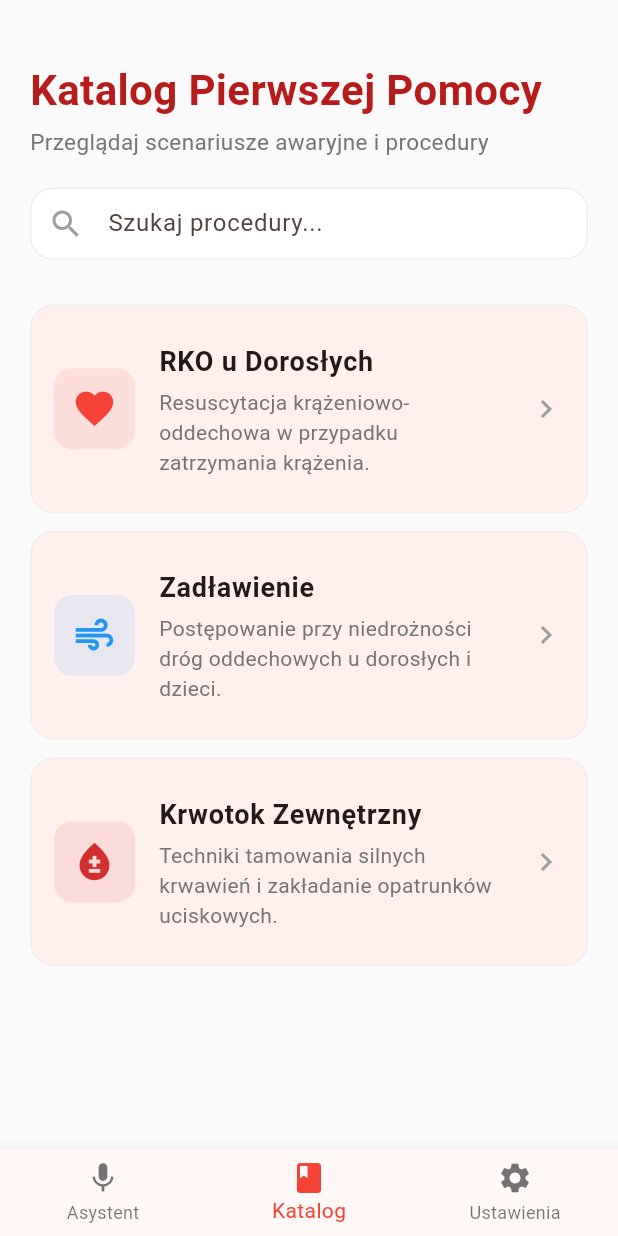
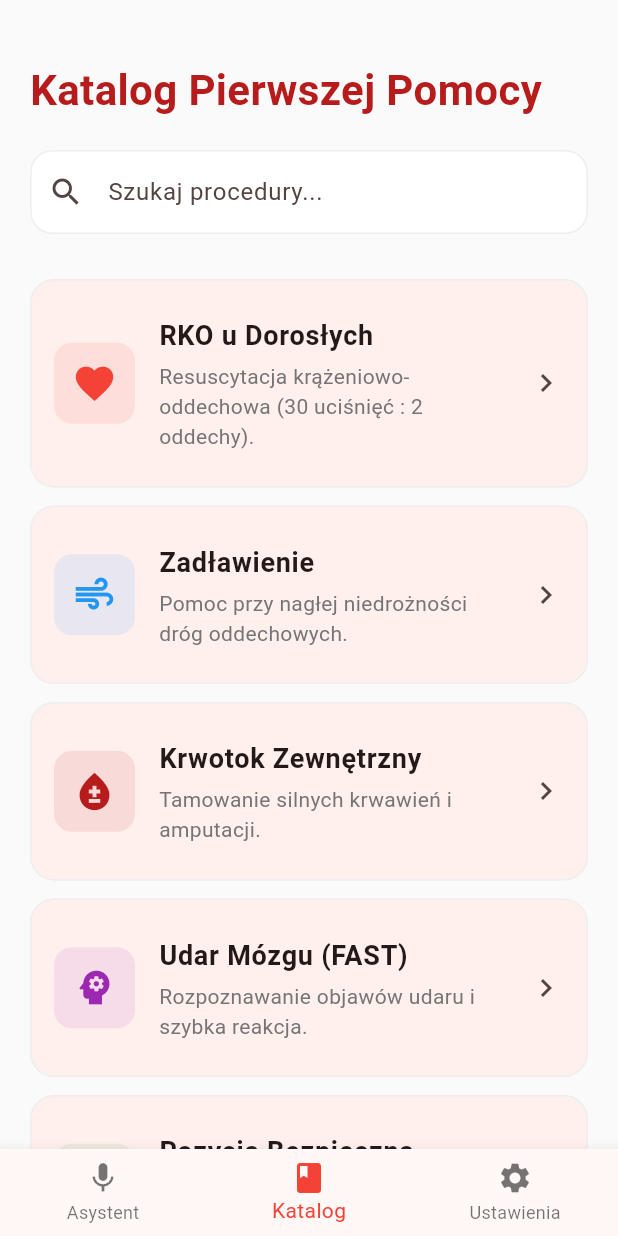
Before and after one commit to M1ch4lx/first-aid-assistant-app, a Flutter app: the screen it shows after launch, item 2 of the bottom bar chosen, on a phone screen of 412 x 824 dp. Run offline on Flutter 3.47's test engine with Material 3 defaults, Android fonts, the phone set to English and light mode, and no system bars; our stand-ins replace audioplayers, flutter_tts, geocoding, geolocator, speech_to_text; network calls fail.

Commit message:
improved app

```diff
--- a/first_aid_assistant_app/lib/catalog_tab.dart
+++ b/first_aid_assistant_app/lib/catalog_tab.dart
@@ -1,8 +1,104 @@
 import 'package:flutter/material.dart';
 import 'procedure_detail_screen.dart';
+import 'models/procedure.dart';
 
-class CatalogTab extends StatelessWidget {
+class CatalogTab extends StatefulWidget {
   const CatalogTab({super.key});
+
+  @override
+  State<CatalogTab> createState() => _CatalogTabState();
+}
+
+class _CatalogTabState extends State<CatalogTab> {
+  final List<Procedure> _allProcedures = [
+    Procedure(
+      title: 'RKO u Dorosłych',
+      description: 'Resuscytacja krążeniowo-oddechowa (30 uciśnięć : 2 oddechy).',
+      icon: Icons.favorite,
+      color: Colors.red,
+      warnings: ['Upewnij się, że miejsce jest bezpieczne.', 'Zadzwoń pod 112/999.'],
+      steps: [
+        'Sprawdź przytomność (potrząśnij za ramiona).',
+        'Udrożnij drogi oddechowe (odchyl głowę do tyłu).',
+        'Sprawdź oddech (patrz, słuchaj, wyczuwaj przez 10 sek).',
+        'Jeśli nie oddycha, wykonaj 30 mocnych uciśnięć klatki piersiowej.',
+        'Wykonaj 2 oddechy ratownicze (jeśli potrafisz).',
+        'Kontynuuj do przyjazdu pogotowia lub użycia AED.'
+      ],
+    ),
+    Procedure(
+      title: 'Zadławienie',
+      description: 'Pomoc przy nagłej niedrożności dróg oddechowych.',
+      icon: Icons.air,
+      color: Colors.blue,
+      warnings: ['Nie uderzaj w plecy, gdy osoba kaszle efektywnie.', 'Rękoczyn Heimlicha tylko u przytomnych.'],
+      steps: [
+        'Zachęcaj do kaszlu.',
+        'Wykonaj 5 mocnych uderzeń w okolicę międzyłopatkową.',
+        'Jeśli nie pomogło, wykonaj 5 uciśnięć nadbrzusza (Rękoczyn Heimlicha).',
+        'Powtarzaj cykl 5:5 do skutku.',
+        'Jeśli straci przytomność, zacznij RKO.'
+      ],
+    ),
+    Procedure(
+      title: 'Krwotok Zewnętrzny',
+      description: 'Tamowanie silnych krwawień i amputacji.',
+      icon: Icons.bloodtype,
+      color: Colors.red.shade900,
+      warnings: ['Zawsze zakładaj rękawiczki.', 'Nie usuwaj ciał obcych z rany.'],
+      steps: [
+        'Zastosuj bezpośredni ucisk palcami lub dłonią (przez gazę).',
+        'Załóż opatrunek uciskowy (kilka warstw gazy i bandaż).',
+        'Jeśli przesiąka, nie zdejmuj – dołóż kolejną warstwę.',
+        'Unieś kończynę powyżej poziomu serca.',
+        'W skrajnych przypadkach (amputacja) użyj stazy taktycznej.'
+      ],
+    ),
+    Procedure(
+      title: 'Udar Mózgu (FAST)',
+      description: 'Rozpoznawanie objawów udaru i szybka reakcja.',
+      icon: Icons.psychology,
+      color: Colors.purple,
+      warnings: ['Liczy się każda minuta (czas to mózg).', 'Nie podawaj nic do picia ani jedzenia.'],
+      steps: [
+        'F (Face) - Poproś o uśmiech (sprawdź czy opada kącik ust).',
+        'A (Arms) - Poproś o podniesienie obu rąk (sprawdź czy jedna opada).',
+        'S (Speech) - Poproś o powtórzenie prostego zdania (sprawdź czy mowa jest bełkotliwa).',
+        'T (Time) - Jeśli widzisz któryś z objawów, natychmiast dzwoń pod 112.'
+      ],
+    ),
+    Procedure(
+      title: 'Pozycja Bezpieczna',
+      description: 'Dla osób nieprzytomnych, ale oddychających.',
+      icon: Icons.person_pin,
+      color: Colors.green,
+      warnings: ['Nie stosuj przy podejrzeniu urazu kręgosłupa (chyba że konieczne).', 'Monitoruj oddech co minutę.'],
+      steps: [
+        'Ułóż rękę bliższą Tobie pod kątem prostym do ciała.',
+        'Drugą rękę włóż pod policzek poszkodowanego.',
+        'Zegnij dalszą nogę w kolanie i pociągnij za nią, obracając osobę na bok.',
+        'Odchyl lekko głowę do tyłu (drożność).',
+      ],
+    ),
+  ];
+
+  List<Procedure> _filteredProcedures = [];
+  final TextEditingController _searchController = TextEditingController();
+
+  @override
+  void initState() {
+    super.initState();
+    _filteredProcedures = _allProcedures;
+  }
+
+  void _filterProcedures(String query) {
+    setState(() {
+      _filteredProcedures = _allProcedures
+          .where((p) => p.title.toLowerCase().contains(query.toLowerCase()) ||
+                       p.description.toLowerCase().contains(query.toLowerCase()))
+          .toList();
+    });
+  }
 
   @override
   Widget build(BuildContext context) {
@@ -10,47 +106,27 @@ class CatalogTab extends StatelessWidget {
       backgroundColor: Colors.grey.shade50,
       body: CustomScrollView(
         slivers: [
-          // Nagłówek i wyszukiwarka
           SliverToBoxAdapter(
             child: Padding(
               padding: const EdgeInsets.fromLTRB(20, 40, 20, 10),
               child: Column(
                 crossAxisAlignment: CrossAxisAlignment.start,
                 children: [
-                  Text(
-                    'Katalog Pierwszej Pomocy',
-                    style: TextStyle(
-                      fontSize: 28,
-                      fontWeight: FontWeight.bold,
-                      color: Colors.red.shade900,
-                    ),
-                  ),
-                  const SizedBox(height: 4),
-                  Text(
-                    'Przeglądaj scenariusze awaryjne i procedury',
-                    style: TextStyle(
-                      fontSize: 15,
-                      color: Colors.grey.shade600,
-                    ),
-                  ),
+                  Text('Katalog Pierwszej Pomocy',
+                    style: TextStyle(fontSize: 28, fontWeight: FontWeight.bold, color: Colors.red.shade900)),
                   const SizedBox(height: 20),
 
-                  // Pasek wyszukiwania
+                  // DZIAŁAJĄCA WYSZUKIWARKA
                   TextField(
+                    controller: _searchController,
+                    onChanged: _filterProcedures,
                     decoration: InputDecoration(
                       hintText: 'Szukaj procedury...',
-                      prefixIcon: const Icon(Icons.search, color: Colors.grey),
+                      prefixIcon: const Icon(Icons.search),
                       filled: true,
                       fillColor: Colors.white,
-                      contentPadding: const EdgeInsets.symmetric(vertical: 0),
-                      border: OutlineInputBorder(
-                        borderRadius: BorderRadius.circular(15),
-                        borderSide: BorderSide(color: Colors.grey.shade200),
-                      ),
-                      enabledBorder: OutlineInputBorder(
-                        borderRadius: BorderRadius.circular(15),
-                        borderSide: BorderSide(color: Colors.grey.shade200),
-                      ),
+                      border: OutlineInputBorder(borderRadius: BorderRadius.circular(15), borderSide: BorderSide.none),
+                      enabledBorder: OutlineInputBorder(borderRadius: BorderRadius.circular(15), borderSide: BorderSide(color: Colors.grey.shade200)),
                     ),
                   ),
                   const SizedBox(height: 20),
@@ -59,33 +135,16 @@ class CatalogTab extends StatelessWidget {
             ),
           ),
 
-          // Lista procedur (Mockup)
           SliverPadding(
             padding: const EdgeInsets.symmetric(horizontal: 20),
             sliver: SliverList(
-              delegate: SliverChildListDelegate([
-                _buildProcedureCard(
-                  context,
-                  title: 'RKO u Dorosłych',
-                  description: 'Resuscytacja krążeniowo-oddechowa w przypadku zatrzymania krążenia.',
-                  icon: Icons.favorite,
-                  color: Colors.red,
-                ),
-                _buildProcedureCard(
-                  context,
-                  title: 'Zadławienie',
-                  description: 'Postępowanie przy niedrożności dróg oddechowych u dorosłych i dzieci.',
-                  icon: Icons.air,
-                  color: Colors.blue,
-                ),
-                _buildProcedureCard(
-                  context,
-                  title: 'Krwotok Zewnętrzny',
-                  description: 'Techniki tamowania silnych krwawień i zakładanie opatrunków uciskowych.',
-                  icon: Icons.bloodtype,
-                  color: Colors.red.shade700,
-                ),
-              ]),
+              delegate: SliverChildBuilderDelegate(
+                (context, index) {
+                  final proc = _filteredProcedures[index];
+                  return _buildProcedureCard(context, procedure: proc);
+                },
+                childCount: _filteredProcedures.length,
+              ),
             ),
           ),
         ],
@@ -93,48 +152,33 @@ class CatalogTab extends StatelessWidget {
     );
   }
 
-  // Funkcja pomocnicza do budowania kart
-  Widget _buildProcedureCard(BuildContext context,
-      {required String title, required String description, required IconData icon, required Color color}) {
+  Widget _buildProcedureCard(BuildContext context, {required Procedure procedure}) {
     return Card(
       elevation: 0,
       margin: const EdgeInsets.only(bottom: 12),
-      shape: RoundedRectangleBorder(
-        borderRadius: BorderRadius.circular(16),
-        side: BorderSide(color: Colors.grey.shade200),
-      ),
+      shape: RoundedRectangleBorder(borderRadius: BorderRadius.circular(16), side: BorderSide(color: Colors.grey.shade200)),
       child: ListTile(
         contentPadding: const EdgeInsets.all(16),
         leading: Container(
           padding: const EdgeInsets.all(12),
-          decoration: BoxDecoration(
-            color: color.withOpacity(0.1),
-            borderRadius: BorderRadius.circular(12),
-          ),
-          child: Icon(icon, color: color, size: 30),
+          decoration: BoxDecoration(color: procedure.color.withOpacity(0.1), borderRadius: BorderRadius.circular(12)),
+          child: Icon(procedure.icon, color: procedure.color, size: 30),
         ),
-        title: Text(
-          title,
-          style: const TextStyle(
-            fontWeight: FontWeight.bold,
-            fontSize: 18,
-          ),
-        ),
+        title: Text(procedure.title, style: const TextStyle(fontWeight: FontWeight.bold, fontSize: 18)),
         subtitle: Padding(
           padding: const EdgeInsets.only(top: 4.0),
-          child: Text(
-            description,
-            style: TextStyle(color: Colors.grey.shade600, fontSize: 14),
-          ),
+          child: Text(procedure.description, style: TextStyle(color: Colors.grey.shade600, fontSize: 14)),
         ),
-        trailing: const Icon(Icons.chevron_right, color: Colors.grey),
+        trailing: const Icon(Icons.chevron_right),
         onTap: () {
           Navigator.push(
             context,
             MaterialPageRoute(
               builder: (context) => ProcedureDetailScreen(
-                title: title,
-                description: description,
+                title: procedure.title,
+                description: procedure.description,
+                warnings: procedure.warnings,
+                steps: procedure.steps,
               ),
             ),
           );
--- a/first_aid_assistant_app/lib/home_screen.dart
+++ b/first_aid_assistant_app/lib/home_screen.dart
@@ -13,7 +13,6 @@ class HomeScreen extends StatefulWidget {
 class _HomeScreenState extends State<HomeScreen> {
   int _selectedIndex = 0;
 
-  // Lista widoków dla każdej zakładki
   static const List<Widget> _widgetOptions = <Widget>[
     AssistantTab(),
     CatalogTab(),
--- /dev/null
+++ b/first_aid_assistant_app/lib/models/procedure.dart
@@ -0,0 +1,19 @@
+import 'package:flutter/material.dart';
+
+class Procedure {
+  final String title;
+  final String description;
+  final IconData icon;
+  final Color color;
+  final List<String> warnings;
+  final List<String> steps;
+
+  Procedure({
+    required this.title,
+    required this.description,
+    required this.icon,
+    required this.color,
+    required this.warnings,
+    required this.steps,
+  });
+}
--- a/first_aid_assistant_app/pubspec.yaml
+++ b/first_aid_assistant_app/pubspec.yaml
@@ -44,6 +44,7 @@ dependencies:
   path_provider: ^2.1.5
   http: ^1.6.0
   speech_to_text: ^7.3.0
+  audioplayers: ^6.5.1
 
 dev_dependencies:
   flutter_test:
@@ -72,7 +73,7 @@ flutter:
   #   - images/a_dot_burr.jpeg
   #   - images/a_dot_ham.jpeg
   assets:
-    - assets/ai/app_config.yml
+    - assets/sounds/metronome.mp3
 
   # An image asset can refer to one or more resolution-specific "variants", see
   # https://flutter.dev/to/resolution-aware-images
```
Also changed, not shown: first_aid_assistant_app/lib/assistant_tab.dart (+32 -40 lines), first_aid_assistant_app/lib/procedure_detail_screen.dart (+19 -82 lines), first_aid_assistant_app/lib/settings_tab.dart (+7 -35 lines), first_aid_assistant_app/pubspec.lock, 7 other files.
